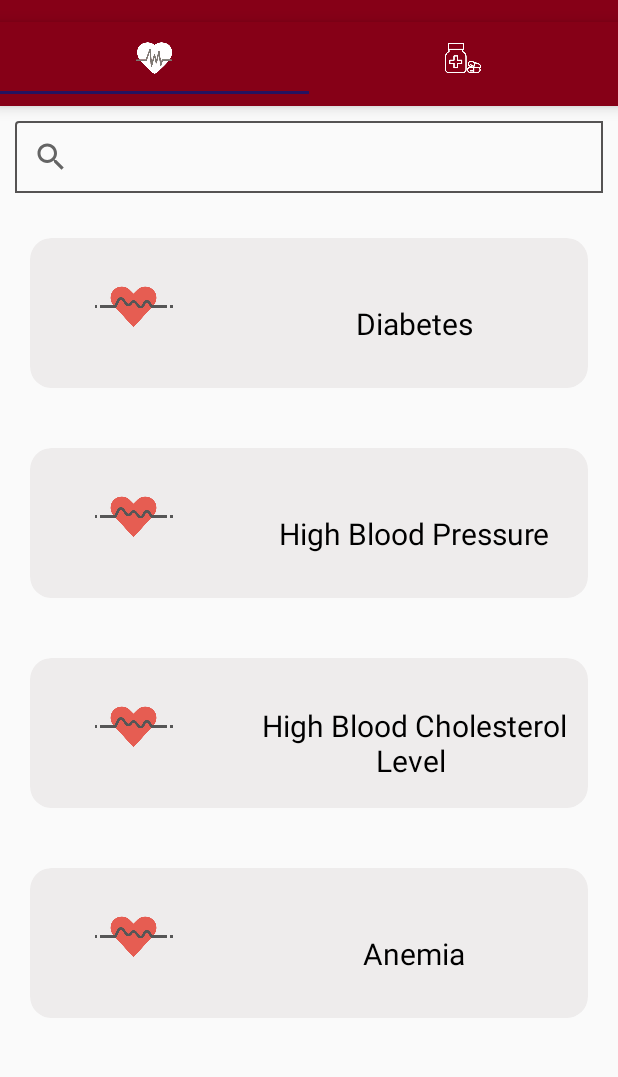
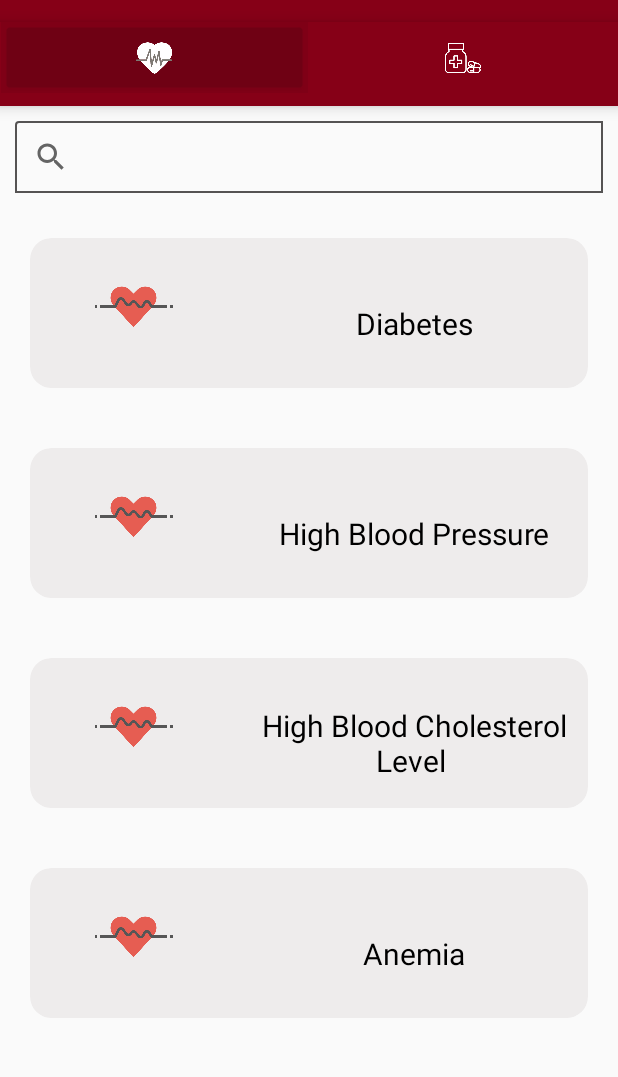
Before and after one commit to ReemaAbuabat/MyHealthGuide, an Android app: the screen it shows after launch once a user with an empty profile is signed in (MainActivity), on a phone screen of 412 x 824 dp, the part 62-1139 px from its top. Run offline under Robolectric (Android 15) with nearby library versions, the phone set to English and light mode, and no system bars; our stand-ins replace Firebase (no records; nobody signed in at launch, a user with empty details on screens opened directly); plain views replace RoundedImageView.

Commit message:
changeTabsColor

```diff
--- a/app/src/main/java/com/example/myhealthguide/MainActivity.java
+++ b/app/src/main/java/com/example/myhealthguide/MainActivity.java
@@ -9,6 +9,7 @@ import android.os.Bundle;
 import android.view.Menu;
 import android.view.MenuItem;
 import android.widget.Button;
+import android.widget.TabHost;
 
 import com.google.android.material.tabs.TabLayout;
 
@@ -22,7 +23,7 @@ public class MainActivity extends AppCompatActivity {
         setContentView(R.layout.activity_main);
         initToolBar();
 
-        TabLayout tabLayout = (TabLayout) findViewById(R.id.tab_layout);
+        final TabLayout tabLayout = (TabLayout) findViewById(R.id.tab_layout);
         tabLayout.addTab(tabLayout.newTab().setIcon(R.drawable.cardiogram));
         tabLayout.addTab(tabLayout.newTab().setIcon(R.drawable.medication));
         tabLayout.setTabGravity(TabLayout.GRAVITY_FILL);
@@ -79,4 +80,8 @@ public class MainActivity extends AppCompatActivity {
         return true;
 
     }//End of onOptionsItemSelected()
+
+
+
+
 }//End class
--- a/app/src/main/res/layout/activity_main.xml
+++ b/app/src/main/res/layout/activity_main.xml
@@ -28,10 +28,13 @@
         android:layout_width="match_parent"
         android:layout_height="wrap_content"
         android:layout_below="@+id/toolbar_main"
-        android:background="?attr/colorPrimary"
+        android:background="@color/colorPrimary"
         android:elevation="6dp"
         android:minHeight="?attr/actionBarSize"
-        android:theme="@style/ThemeOverlay.AppCompat.Dark.ActionBar"/>
+        android:theme="@style/ThemeOverlay.AppCompat.Dark.ActionBar"
+        android:visibility="visible"
+        app:tabIndicator="@drawable/common_google_signin_btn_icon_light_focused"
+        app:tabIndicatorColor="#6F0114" />
 
 
 </RelativeLayout>
--- a/app/src/main/res/values/styles.xml
+++ b/app/src/main/res/values/styles.xml
@@ -23,4 +23,8 @@
         <item name="android:layout_height">wrap_content</item>
     </style>
 
+
+
+
+
 </resources>
```
